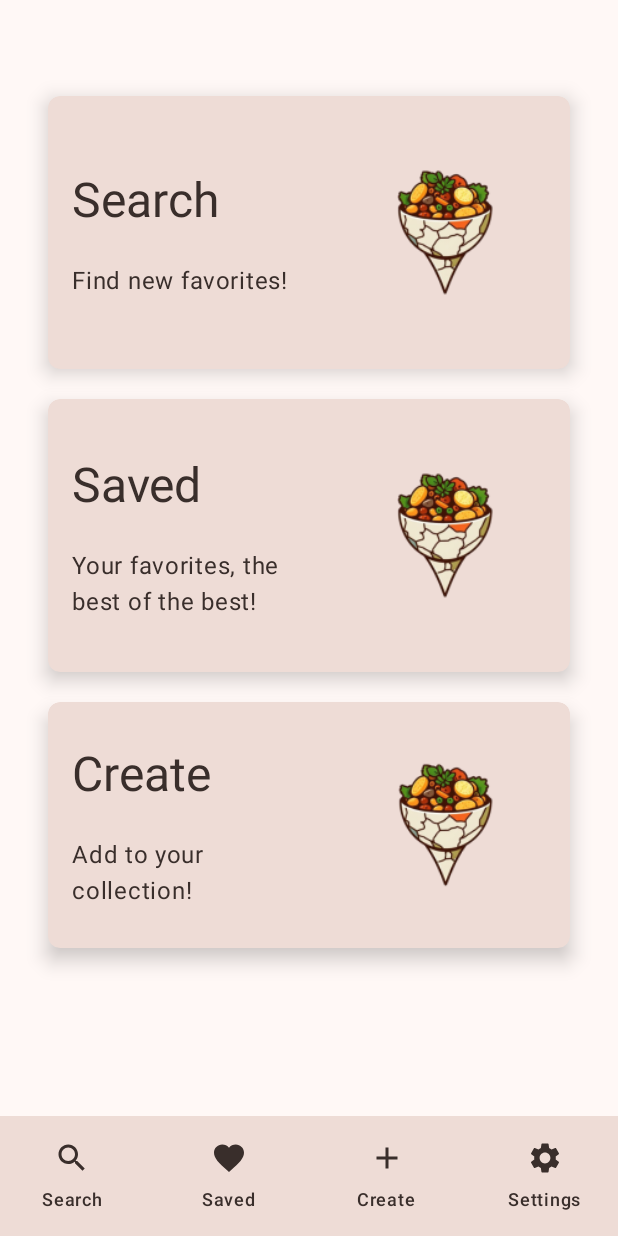
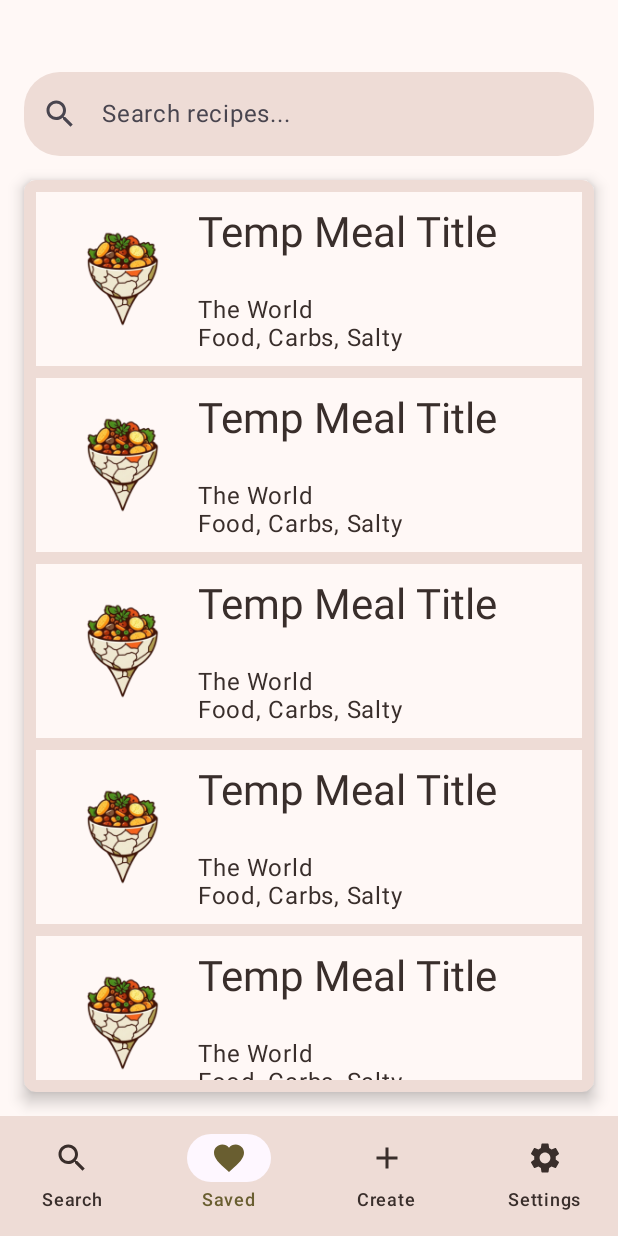
Before and after one commit to thenameisel/Dishcovery, an Android app built with Jetpack Compose: the HomeScreen screen opened through its navigation route, item 2 of the bottom bar chosen, on a phone screen of 412 x 824 dp. Run offline under Robolectric (Android 15) with nearby library versions, the phone set to English and light mode, and no system bars.

Commit message:
Fourth and fifth done. Getting close!

```diff
--- /dev/null
+++ b/app/src/main/java/com/example/dishcovery/CreateScreen.kt
@@ -0,0 +1 @@
+package com.example.dishcovery
--- a/app/src/main/java/com/example/dishcovery/HomeScreen.kt
+++ b/app/src/main/java/com/example/dishcovery/HomeScreen.kt
@@ -119,7 +119,7 @@ fun HomeScreen(navController: NavController) {
                 HomeMenuButton(
                     title = R.string.homeSavedTitle,
                     contents = R.string.homeSavedContents,
-                    destination = "Search",
+                    destination = "Saved",
                     navController = navController
                 )
 
@@ -128,7 +128,7 @@ fun HomeScreen(navController: NavController) {
                 HomeMenuButton(
                     title = R.string.homeCreateTitle,
                     contents = R.string.homeCreateContents,
-                    destination = "Search",
+                    destination = "Create",
                     navController = navController
                 )
             }
--- a/app/src/main/java/com/example/dishcovery/MainActivity.kt
+++ b/app/src/main/java/com/example/dishcovery/MainActivity.kt
@@ -40,6 +40,9 @@ class MainActivity : ComponentActivity() {
                         composable("splash") { SplashScreen(navController) }
                         composable("terms") { TermsScreen(navController) }
                         composable("home") { HomeScreen(navController) }
+                        composable("search") {SearchScreen(navController)}
+                        composable("saved") { SavedScreen(navController)  }
+                        composable("create") {CreateScreen(navController)}
                     }
                 }
             }
--- /dev/null
+++ b/app/src/main/java/com/example/dishcovery/SavedScreen.kt
@@ -0,0 +1,119 @@
+package com.example.dishcovery
+
+import android.content.res.Configuration.UI_MODE_NIGHT_NO
+import android.content.res.Configuration.UI_MODE_NIGHT_YES
+import androidx.compose.foundation.Image
+import androidx.compose.foundation.background
+import androidx.compose.foundation.clickable
+import androidx.compose.foundation.layout.Arrangement
+import androidx.compose.foundation.layout.Box
+import androidx.compose.foundation.layout.Column
+import androidx.compose.foundation.layout.Row
+import androidx.compose.foundation.layout.Spacer
+import androidx.compose.foundation.layout.fillMaxSize
+import androidx.compose.foundation.layout.fillMaxWidth
+import androidx.compose.foundation.layout.height
+import androidx.compose.foundation.layout.padding
+import androidx.compose.foundation.layout.size
+import androidx.compose.foundation.lazy.LazyColumn
+import androidx.compose.foundation.rememberScrollState
+import androidx.compose.foundation.shape.RoundedCornerShape
+import androidx.compose.foundation.verticalScroll
+import androidx.compose.material3.Button
+import androidx.compose.material3.ButtonDefaults
+import androidx.compose.material3.LocalTextStyle
+import androidx.compose.material3.MaterialTheme
+import androidx.compose.material3.Surface
+import androidx.compose.material3.Text
+import androidx.compose.runtime.Composable
+import androidx.compose.runtime.remember
+import androidx.compose.ui.Alignment
+import androidx.compose.ui.Modifier
+import androidx.compose.ui.draw.shadow
+import androidx.compose.ui.layout.ContentScale
+import androidx.compose.ui.platform.LocalContext
+import androidx.compose.ui.res.painterResource
+import androidx.compose.ui.res.stringResource
+import androidx.compose.ui.text.font.FontWeight
+import androidx.compose.ui.tooling.preview.Preview
+import androidx.compose.ui.unit.dp
+import androidx.compose.ui.unit.sp
+import androidx.navigation.NavController
+import androidx.navigation.compose.ComposeNavigator
+import com.example.dishcovery.ui.theme.DishcoveryTheme
+import androidx.compose.runtime.getValue
+import androidx.compose.runtime.mutableStateOf
+import androidx.compose.runtime.remember
+import androidx.compose.runtime.setValue
+import androidx.compose.ui.graphics.Color
+import androidx.compose.ui.text.input.ImeAction
+
+
+
+@Composable
+fun SavedScreen(navController: NavController){
+    var searchQuery by remember { mutableStateOf("") }
+    NavBarScreen(navController = navController) {
+        Column(
+            modifier = Modifier
+                .fillMaxSize()
+                .padding(16.dp),
+        ) {
+            Spacer(modifier = Modifier.height(32.dp))
+            SearchBar(
+                query = searchQuery,
+                onQueryChange = { searchQuery = it }
+            )
+            Box (
+                modifier = Modifier
+                    .weight(1f)
+                    .shadow(
+                        elevation = 6.dp,
+                        shape = RoundedCornerShape(8.dp),
+                        clip = true
+                    )
+                    .background(
+                        color = MaterialTheme.colorScheme.secondary,
+                        shape = RoundedCornerShape(8.dp)
+                    )
+            ) {
+                LazyColumn(
+                    modifier = Modifier
+                        .fillMaxSize()
+                        .padding(8.dp),
+                    verticalArrangement = Arrangement.spacedBy(8.dp)
+                ) {
+                    items(20) { index ->
+                        SearchItem(
+                            strMeal = "Temp Meal Title",
+                            strArea = "The World",
+                            strTags = "Food, Carbs, Salty",
+                            strMealThumb = "SomeAddress",
+                            destination = "home",
+                            navController = navController
+                        )
+
+                    }
+                }
+
+            }
+        }
+    }
+}
+
+
+
+@Preview(name = "Light Mode", uiMode = UI_MODE_NIGHT_NO)
+@Preview(name = "Dark Mode", uiMode = UI_MODE_NIGHT_YES)
+@Composable
+fun SavedScreenPreview() {
+    DishcoveryTheme {
+        Surface(
+            modifier = Modifier.fillMaxSize(),
+            color = MaterialTheme.colorScheme.background
+        ) {
+            val previewNavController = rememberNavControllerForPreview()
+            SearchScreen(navController = previewNavController)
+        }
+    }
+}
--- /dev/null
+++ b/app/src/main/java/com/example/dishcovery/SearchBar.kt
@@ -0,0 +1,61 @@
+package com.example.dishcovery
+
+import android.graphics.drawable.Icon
+import androidx.compose.foundation.layout.fillMaxWidth
+import androidx.compose.foundation.layout.padding
+import androidx.compose.foundation.shape.RoundedCornerShape
+import androidx.compose.foundation.text.KeyboardActions
+import androidx.compose.foundation.text.KeyboardOptions
+import androidx.compose.material.icons.Icons
+import androidx.compose.material.icons.filled.Search
+import androidx.compose.material3.Icon
+import androidx.compose.material3.MaterialTheme
+import androidx.compose.material3.Text
+import androidx.compose.material3.TextField
+import androidx.compose.material3.TextFieldDefaults
+import androidx.compose.runtime.Composable
+import androidx.compose.ui.Modifier
+import androidx.compose.ui.graphics.Color
+import androidx.compose.ui.text.input.ImeAction
+import androidx.compose.ui.unit.dp
+
+@Composable
+fun SearchBar(
+    query: String,
+    onQueryChange: (String) -> Unit,
+    modifier: Modifier = Modifier
+) {
+    TextField(
+        value = query,
+        onValueChange = onQueryChange,
+        modifier = modifier
+            .fillMaxWidth()
+            .padding(bottom = 16.dp),
+        leadingIcon = {
+            Icon(
+                imageVector = Icons.Default.Search,
+                contentDescription = "Search"
+            )
+        },
+        placeholder = {
+            Text("Search recipes...")
+        },
+        colors = TextFieldDefaults.colors(
+
+            focusedContainerColor = MaterialTheme.colorScheme.secondary,
+            unfocusedContainerColor = MaterialTheme.colorScheme.secondary,
+            disabledContainerColor = MaterialTheme.colorScheme.secondary,
+            focusedIndicatorColor = Color.Transparent,
+            unfocusedIndicatorColor = Color.Transparent,
+            disabledIndicatorColor = Color.Transparent
+        ),
+        shape = RoundedCornerShape(24.dp),
+        singleLine = true,
+        keyboardOptions = KeyboardOptions(imeAction = ImeAction.Search),
+        keyboardActions = KeyboardActions(
+            onSearch = {
+                // Handle search action
+            }
+        )
+    )
+}
--- /dev/null
+++ b/app/src/main/java/com/example/dishcovery/SearchScreen.kt
@@ -0,0 +1,175 @@
+package com.example.dishcovery
+
+import android.content.res.Configuration.UI_MODE_NIGHT_NO
+import android.content.res.Configuration.UI_MODE_NIGHT_YES
+import androidx.compose.foundation.Image
+import androidx.compose.foundation.background
+import androidx.compose.foundation.clickable
+import androidx.compose.foundation.layout.Arrangement
+import androidx.compose.foundation.layout.Box
+import androidx.compose.foundation.layout.Column
+import androidx.compose.foundation.layout.Row
+import androidx.compose.foundation.layout.Spacer
+import androidx.compose.foundation.layout.fillMaxSize
+import androidx.compose.foundation.layout.fillMaxWidth
+import androidx.compose.foundation.layout.height
+import androidx.compose.foundation.layout.padding
+import androidx.compose.foundation.layout.size
+import androidx.compose.foundation.lazy.LazyColumn
+import androidx.compose.foundation.rememberScrollState
+import androidx.compose.foundation.shape.RoundedCornerShape
+import androidx.compose.foundation.verticalScroll
+import androidx.compose.material3.Button
+import androidx.compose.material3.ButtonDefaults
+import androidx.compose.material3.LocalTextStyle
+import androidx.compose.material3.MaterialTheme
+import androidx.compose.material3.Surface
+import androidx.compose.material3.Text
+import androidx.compose.runtime.Composable
+import androidx.compose.runtime.remember
+import androidx.compose.ui.Alignment
+import androidx.compose.ui.Modifier
+import androidx.compose.ui.draw.shadow
+import androidx.compose.ui.layout.ContentScale
+import androidx.compose.ui.platform.LocalContext
+import androidx.compose.ui.res.painterResource
+import androidx.compose.ui.res.stringResource
+import androidx.compose.ui.text.font.FontWeight
+import androidx.compose.ui.tooling.preview.Preview
+import androidx.compose.ui.unit.dp
+import androidx.compose.ui.unit.sp
+import androidx.navigation.NavController
+import androidx.navigation.compose.ComposeNavigator
+import com.example.dishcovery.ui.theme.DishcoveryTheme
+import androidx.compose.runtime.getValue
+import androidx.compose.runtime.mutableStateOf
+import androidx.compose.runtime.remember
+import androidx.compose.runtime.setValue
+import androidx.compose.ui.graphics.Color
+import androidx.compose.ui.text.input.ImeAction
+
+@Composable
+fun SearchItem(
+    strMeal: String,
+    strArea: String,
+    strTags: String,
+    strMealThumb: String,
+    destination: String,
+    navController: NavController? = null,
+    modifier: Modifier = Modifier
+
+){
+    Box(
+        modifier = Modifier
+            .fillMaxWidth()
+            .background(
+                color = MaterialTheme.colorScheme.secondaryContainer
+            )
+            .clickable { navController?.navigate(destination) }
+            .padding(8.dp)
+    ){
+        Row(
+            modifier = Modifier.fillMaxWidth(),
+            verticalAlignment = Alignment.CenterVertically,
+            horizontalArrangement = Arrangement.SpaceBetween
+        ) {
+            Image(
+                painter = painterResource(R.mipmap.ic_launcher_foreground),
+                contentDescription = "App Logo",
+                modifier = Modifier
+                    .size(100.dp),
+                contentScale = ContentScale.Fit
+            )
+            Column (modifier = Modifier.weight(1f)){
+                Text(
+                    text = strMeal,
+                    style = MaterialTheme.typography.headlineMedium,
+                    color = MaterialTheme.colorScheme.onSecondary
+                )
+
+                Spacer(modifier = Modifier.height(24.dp))
+                Text(
+                    text = strArea,
+                    style = MaterialTheme.typography.bodyLarge,
+                    color = MaterialTheme.colorScheme.onSecondary
+                )
+                Text(
+                    text = strTags,
+                    style = MaterialTheme.typography.bodyLarge,
+                    color = MaterialTheme.colorScheme.onSecondary
+                )
+            }
+
+        }
+    }
+}
+
+
+
+@Composable
+fun SearchScreen(navController: NavController){
+    var searchQuery by remember { mutableStateOf("") }
+    NavBarScreen(navController = navController) {
+        Column(
+            modifier = Modifier
+                .fillMaxSize()
+                .padding(16.dp),
+        ) {
+            Spacer(modifier = Modifier.height(32.dp))
+            SearchBar(
+                query = searchQuery,
+                onQueryChange = { searchQuery = it }
+            )
+            Box (
+                modifier = Modifier
+                    .weight(1f)
+                    .shadow(
+                        elevation = 6.dp,
+                        shape = RoundedCornerShape(8.dp),
+                        clip = true
+                    )
+                    .background(
+                        color = MaterialTheme.colorScheme.secondary,
+                        shape = RoundedCornerShape(8.dp)
+                    )
+            ) {
+                LazyColumn(
+                    modifier = Modifier
+                        .fillMaxSize()
+                        .padding(8.dp),
+                    verticalArrangement = Arrangement.spacedBy(8.dp)
+                ) {
+                    items(20) { index ->
+                        SearchItem(
+                            strMeal = "Temp Meal Title",
+                            strArea = "The World",
+                            strTags = "Food, Carbs, Salty",
+                            strMealThumb = "SomeAddress",
+                            destination = "home",
+                            navController = navController
+                        )
+
+                    }
+                }
+
+            }
+        }
+    }
+}
+
+
+
+@Preview(name = "Light Mode", uiMode = UI_MODE_NIGHT_NO)
+@Preview(name = "Dark Mode", uiMode = UI_MODE_NIGHT_YES)
+@Composable
+fun SearchScreenPreview() {
+    DishcoveryTheme {
+        Surface(
+            modifier = Modifier.fillMaxSize(),
+            color = MaterialTheme.colorScheme.background
+        ) {
+            val previewNavController = rememberNavControllerForPreview()
+            SearchScreen(navController = previewNavController)
+        }
+    }
+}
--- a/app/src/main/java/com/example/dishcovery/ui/theme/Theme.kt
+++ b/app/src/main/java/com/example/dishcovery/ui/theme/Theme.kt
@@ -18,7 +18,8 @@ private val DarkColorScheme = darkColorScheme(
     tertiary = Color(0xFF3B4507),
     background = Color(0xFF1A110E),
     onSecondary = Color(0xFFF1DFD9),
-    error = Color(0xFF93000A)
+    error = Color(0xFF93000A),
+    secondaryContainer = Color(0xFF7E584A)
 )
 
 private val LightColorScheme = lightColorScheme(
@@ -28,6 +29,7 @@ private val LightColorScheme = lightColorScheme(
     background = Color(0xFFFFF8F6),
     onSecondary = Color(0xFF392E2B),
     error = Color(0xFFBA1A1A),
+    secondaryContainer = Color(0xFFFFF8F6),
 
     /* Other default colors to override
     background = Color(0xFFFFFBFE),
```
